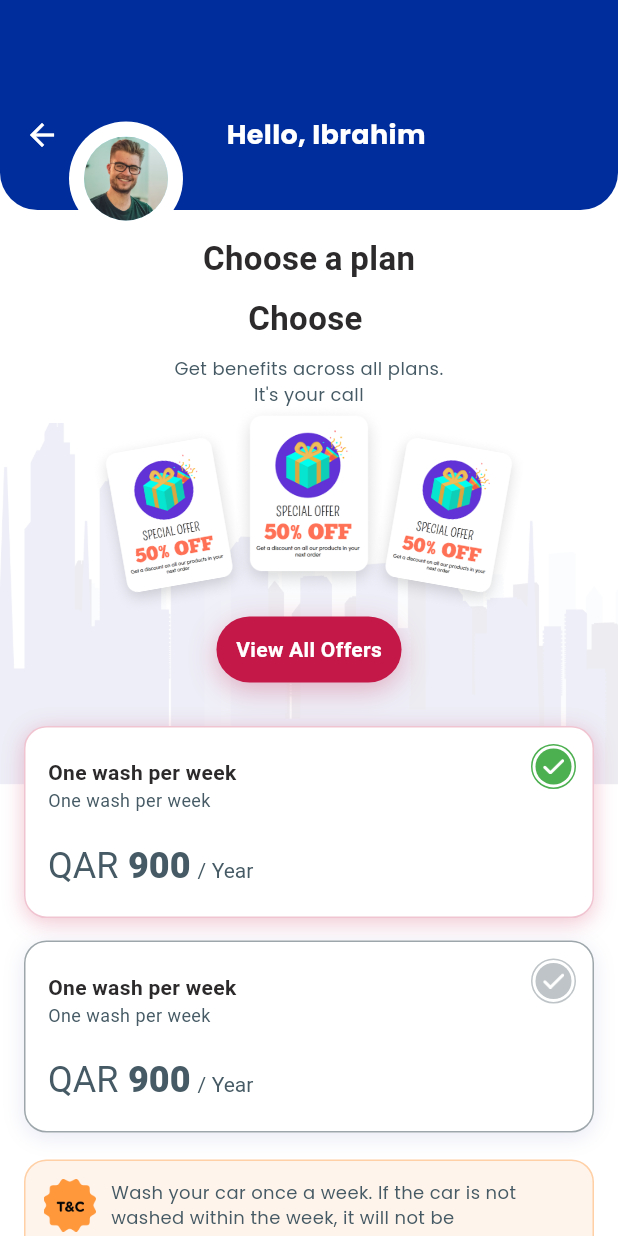
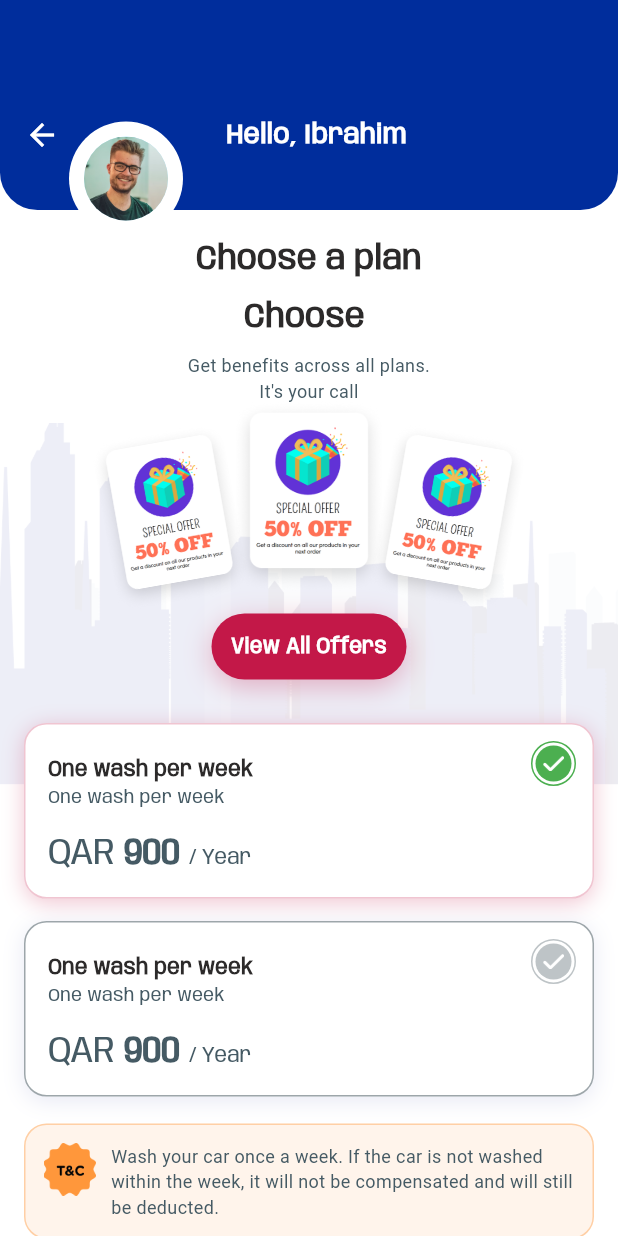
Before and after one commit to bitsandbytes2022-prog/hiwash_customer, a Flutter app: the SubscriptionScreen screen opened by its route, after a tap on "One wash per week", on a phone screen of 412 x 824 dp. Run offline on Flutter 3.47's test engine with Material 3 defaults, Android fonts, the phone set to English and light mode, and no system bars; our stand-ins replace flutter_screenutil, flutter_svg, get, google_fonts, lottie, pinput and 1 more; network calls fail; project files that could hold a hidden picture were left out.

Commit message:
app create

```diff
--- a/lib/featuers/subscription/view/payment_success_screen.dart
+++ b/lib/featuers/subscription/view/payment_success_screen.dart
@@ -20,7 +20,7 @@ class PaymentSuccessScreen extends StatelessWidget {
               Container(
                 height: 140,
                 decoration: const BoxDecoration(
-                  color: Color(0xFF002D9C), // Dark Blue Color
+                  color: Color(0xFF002D9C),
                   borderRadius: BorderRadius.only(
                     bottomLeft: Radius.circular(25),
                     bottomRight: Radius.circular(25),
--- a/lib/featuers/subscription/view/subscription_screen.dart
+++ b/lib/featuers/subscription/view/subscription_screen.dart
@@ -201,7 +201,7 @@ class SubscriptionScreen extends StatelessWidget {
                                     style: w500_12p(color: AppColor.c2C2A2A),
                                   ),
                                   10.heightSizeBox,
-                                  HiWashTextField(hintText:  "kEnterCarNumber".tr),
+                                  HiWashTextField(hintText:"kEnterCarNumber".tr),
                                 ],
                               ),
                             );
--- a/lib/styling/app_theam.dart
+++ b/lib/styling/app_theam.dart
@@ -9,7 +9,7 @@ class LightTheme {
     scaffoldBackgroundColor: Colors.white,
     colorScheme: ColorScheme.fromSeed(seedColor: AppColor.cEAE8E8),
     useMaterial3: true,
-    fontFamily: GoogleFonts.poppins().fontFamily,
+    fontFamily: GoogleFonts.anybody().fontFamily,
     inputDecorationTheme: InputDecorationTheme(
       fillColor: AppColor.white,
       filled: true,
--- a/lib/widgets/components/hi_wash_text_field.dart
+++ b/lib/widgets/components/hi_wash_text_field.dart
@@ -1,8 +1,8 @@
 import 'package:flutter/material.dart';
 import 'package:flutter/services.dart';
+import 'package:get/get.dart';
 import 'package:hiwash_customer/styling/app_color.dart';
 import 'package:hiwash_customer/styling/app_font_poppins.dart';
-import 'package:hiwash_customer/widgets/sized_box_extension.dart';
 
 class HiWashTextField extends StatelessWidget {
   final String? labelText;
@@ -85,8 +85,8 @@ class HiWashTextField extends StatelessWidget {
 
         errorMaxLines: 3,
         errorStyle: w400_14p(color: AppColor.c455A64),
-        hintText: hintText,
-        labelText: labelText,
+        hintText: hintText.tr,
+        labelText: labelText?.tr,
 
         labelStyle: w400_14p(color: AppColor.c455A64),
         hintMaxLines: 2,
```
Also changed, not shown: pubspec.yaml (+25 -10 lines), assets/fonts/anybody/w100.ttf (added), assets/fonts/anybody/w200.ttf (added), assets/fonts/anybody/w300.ttf (added), assets/fonts/anybody/w400.ttf (added), assets/fonts/anybody/w500.ttf (added), assets/fonts/anybody/w600.ttf (added), assets/fonts/anybody/w700.ttf (added), assets/fonts/anybody/w800.ttf (added), assets/fonts/anybody/w900.ttf (added), lib/generated/assets.dart.
